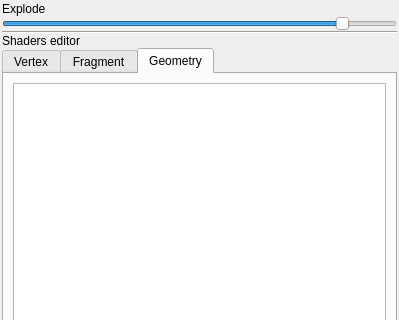
This is Apps/Tuto/tuto4.ui in cgogn/CGoGN as Qt 5 draws it before an edit; both pictures show x 0 to 399 and y 0 to 320 of the 399 by 485 pixel window. The edited form follows.
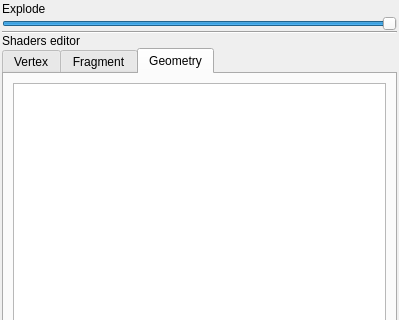
This is the edited form. The open tabs and pages were chosen to show the change.

```diff
--- a/Apps/Tuto/tuto4.ui
+++ b/Apps/Tuto/tuto4.ui
@@ -81,10 +81,10 @@
          <number>100</number>
         </property>
         <property name="value">
-         <number>90</number>
+         <number>100</number>
         </property>
         <property name="sliderPosition">
-         <number>90</number>
+         <number>100</number>
         </property>
         <property name="orientation">
          <enum>Qt::Horizontal</enum>
```
Left out of the diff: 42 changed lines with no effect on the pictures.
